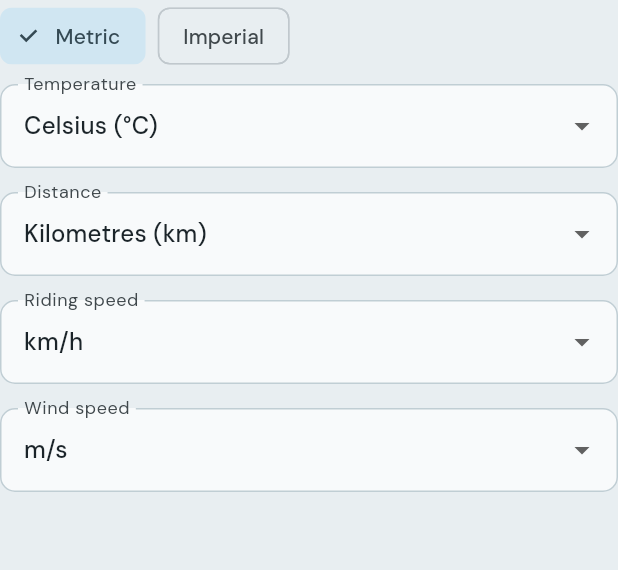
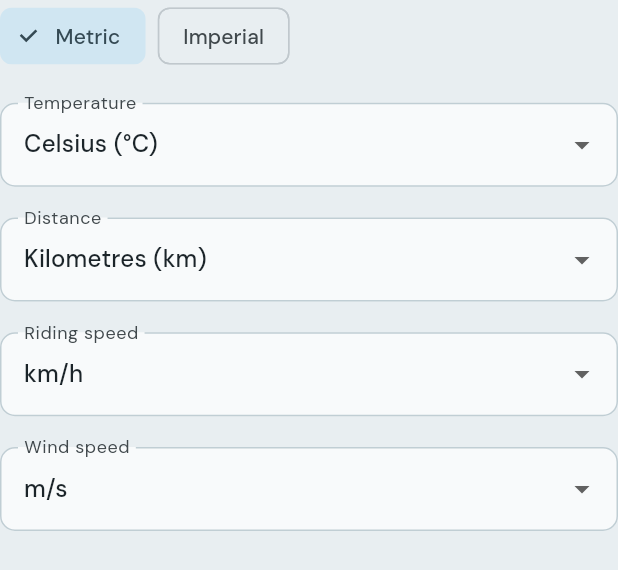
Before and after one commit to Arildb88/Motorcycle_clothing, a Flutter app: the _UnitsSection widget shown alone on an empty page, opened directly with empty values, on a phone screen of 412 x 824 dp. Shown: the top 570 px of the screen. Run offline on Flutter 3.47's test engine with Material 3 defaults, Android fonts, the phone set to English and light mode, and no system bars; our stand-ins replace flutter_secure_storage, geolocator, google_fonts, google_mobile_ads, shared_preferences; missing offline and left inert: flutter_web_auth_2; accounts and stored records are empty; network calls fail.

Commit message:
fix(profile): reserve space for outline floating labels
Outlined dropdown labels are painted above the border, so a gap between
fields still collides with the outline above. Each unit field now keeps
that overhang inside its own slot, with the existing 12px form gap left
clear above the label.

Co-authored-by: Arild <Arildb88@users.noreply.github.com>

```diff
--- a/apps/mobile/lib/features/profile/profile_settings_screen.dart
+++ b/apps/mobile/lib/features/profile/profile_settings_screen.dart
@@ -9,6 +9,7 @@ import 'package:motorcycle_clothing/state/auth_state.dart';
 import 'package:motorcycle_clothing/state/locale_controller.dart';
 import 'package:motorcycle_clothing/state/unit_preferences_controller.dart';
 import 'package:motorcycle_clothing/theme/app_theme.dart';
+import 'package:motorcycle_clothing/theme/outline_form_field.dart';
 import 'package:motorcycle_clothing/l10n/app_localizations.dart';
 import 'package:motorcycle_clothing/screens/change_password_screen.dart';
 
@@ -476,8 +477,8 @@ class _UnitsSection extends StatelessWidget {
             ),
           ],
         ),
-        const SizedBox(height: 8),
-        DropdownButtonFormField<String>(
+        OutlineFormField(
+          child: DropdownButtonFormField<String>(
             // ignore: deprecated_member_use
             value: units.temperatureUnit,
             decoration: InputDecoration(labelText: l10n.unitsTemperature),
@@ -494,8 +495,9 @@ class _UnitsSection extends StatelessWidget {
               await onChanged();
             },
           ),
-        const SizedBox(height: 16),
-        DropdownButtonFormField<String>(
+        ),
+        OutlineFormField(
+          child: DropdownButtonFormField<String>(
             // ignore: deprecated_member_use
             value: units.distanceUnit,
             decoration: InputDecoration(labelText: l10n.unitsDistance),
@@ -512,8 +514,9 @@ class _UnitsSection extends StatelessWidget {
               await onChanged();
             },
           ),
-        const SizedBox(height: 16),
-        DropdownButtonFormField<String>(
+        ),
+        OutlineFormField(
+          child: DropdownButtonFormField<String>(
             // ignore: deprecated_member_use
             value: units.speedUnit,
             decoration: InputDecoration(labelText: l10n.unitsRidingSpeed),
@@ -527,8 +530,9 @@ class _UnitsSection extends StatelessWidget {
               await onChanged();
             },
           ),
-        const SizedBox(height: 16),
-        DropdownButtonFormField<String>(
+        ),
+        OutlineFormField(
+          child: DropdownButtonFormField<String>(
             // ignore: deprecated_member_use
             value: units.windSpeedUnit,
             decoration: InputDecoration(labelText: l10n.unitsWindSpeed),
@@ -543,6 +547,7 @@ class _UnitsSection extends StatelessWidget {
               await onChanged();
             },
           ),
+        ),
         const SizedBox(height: 12),
       ],
     );
--- /dev/null
+++ b/apps/mobile/lib/theme/outline_form_field.dart
@@ -0,0 +1,58 @@
+import 'package:flutter/material.dart';
+
+/// Slot for one outlined form field whose label floats on the border.
+///
+/// Flutter's outline [InputDecorator] does not include the floating label in
+/// the field's layout height. It paints the label at
+/// `-(labelHeight * 0.75) / 2`, halfway above the border
+/// (`_kFinalLabelScale` in `input_decorator.dart`). A gap between fields is
+/// therefore eaten by the label, which collides with the outline above it.
+///
+/// This slot reserves that overhang inside the field and keeps [fieldGap] of
+/// clear space between the previous outline and this label. [fieldGap] is the
+/// same 12px rhythm used between other RideWear form controls.
+class OutlineFormField extends StatelessWidget {
+  const OutlineFormField({super.key, required this.child});
+
+  final Widget child;
+
+  /// Clear space between the previous outline and this floating label.
+  static const double fieldGap = 12;
+
+  /// Must match Flutter's outline floating-label scale.
+  static const double labelScale = 0.75;
+
+  /// How far the floating label paints above the field's top border.
+  static double labelOverhang(BuildContext context) {
+    final theme = Theme.of(context);
+    final style =
+        theme.inputDecorationTheme.floatingLabelStyle ??
+        theme.inputDecorationTheme.labelStyle ??
+        theme.textTheme.bodyLarge ??
+        const TextStyle(fontSize: 16);
+    final painter = TextPainter(
+      text: TextSpan(text: 'Ag', style: style),
+      textDirection: Directionality.of(context),
+      textScaler: MediaQuery.textScalerOf(context),
+      maxLines: 1,
+    )..layout();
+    final border =
+        theme.inputDecorationTheme.enabledBorder ??
+        theme.inputDecorationTheme.border;
+    final strokeOffset = border?.borderSide.strokeOffset ?? 0;
+    final overhang = (painter.height * labelScale) / 2 + strokeOffset / 2;
+    return overhang < 0 ? 0 : overhang;
+  }
+
+  /// Top inset for one stacked outlined field.
+  static double topSlot(BuildContext context) =>
+      labelOverhang(context) + fieldGap;
+
+  @override
+  Widget build(BuildContext context) {
+    return Padding(
+      padding: EdgeInsets.only(top: topSlot(context)),
+      child: child,
+    );
+  }
+}
```
Also changed, not shown: 1 other file. Lines whose indentation alone changed are shown as unchanged.
